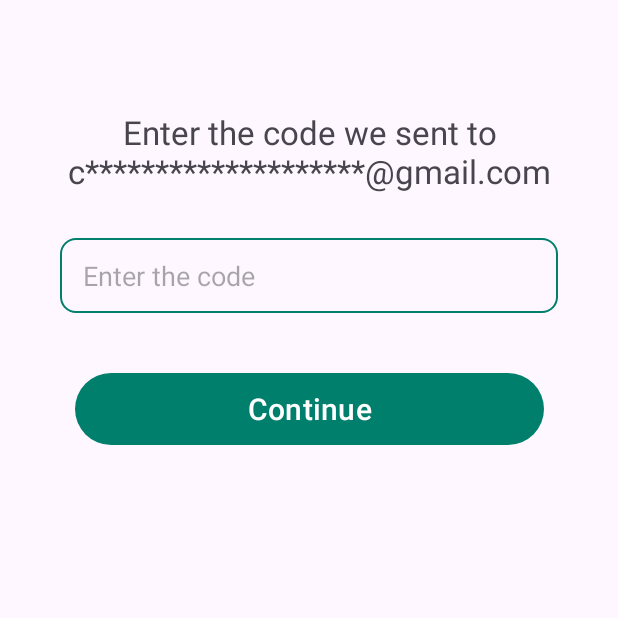
After one commit to Thu6Ngay13/MobileAndroid-Java-SocialMedia, an Android app: the VerifyOldAccountActivity screen opened directly, with no data from a screen before it, on a phone screen of 412 x 824 dp, the top half of it. The commit adds this screen. Run offline under Robolectric (Android 15) with nearby library versions, the phone set to English and light mode, and no system bars.

Commit message:
Create VerifyNewAccount and VerifyOldAccount

```diff
--- /dev/null
+++ b/app/src/main/java/HCMUTE/SocialMedia/Activities/VerifyOldAccountActivity.java
@@ -0,0 +1,16 @@
+package HCMUTE.SocialMedia.Activities;
+
+import androidx.appcompat.app.AppCompatActivity;
+
+import android.os.Bundle;
+
+import HCMUTE.SocialMedia.R;
+
+public class VerifyOldAccountActivity extends AppCompatActivity {
+
+    @Override
+    protected void onCreate(Bundle savedInstanceState) {
+        super.onCreate(savedInstanceState);
+        setContentView(R.layout.activity_verify_old_account);
+    }
+}
--- a/app/src/main/res/layout/activity_forget_account.xml
+++ b/app/src/main/res/layout/activity_forget_account.xml
@@ -50,7 +50,7 @@
         android:paddingLeft="15dp"/>
 
     <Button
-        android:id="@+id/btnRegister"
+        android:id="@+id/btnFindAccount"
         android:layout_width="match_parent"
         android:layout_height="48dp"
         android:layout_below="@+id/etEmail"
--- /dev/null
+++ b/app/src/main/res/layout/activity_verify_old_account.xml
@@ -0,0 +1,52 @@
+<?xml version="1.0" encoding="utf-8"?>
+<RelativeLayout xmlns:android="http://schemas.android.com/apk/res/android"
+    xmlns:app="http://schemas.android.com/apk/res-auto"
+    xmlns:tools="http://schemas.android.com/tools"
+    android:layout_width="match_parent"
+    android:layout_height="match_parent"
+    tools:context=".Activities.VerifyOldAccountActivity">
+
+    <TextView
+        android:id="@+id/tvNotify"
+        android:layout_width="363dp"
+        android:layout_height="wrap_content"
+        android:layout_alignParentStart="true"
+        android:layout_alignParentTop="true"
+        android:layout_alignParentEnd="true"
+        android:layout_marginStart="24dp"
+        android:layout_marginTop="73dp"
+        android:layout_marginEnd="24dp"
+        android:text="Enter the code we sent to c********************@gmail.com"
+        android:textAlignment="center"
+        android:textSize="22dp" />
+
+    <EditText
+        android:id="@+id/etCode"
+        android:layout_width="match_parent"
+        android:layout_height="50dp"
+        android:background="@drawable/custom_edittext"
+        android:layout_below="@+id/tvNotify"
+        android:layout_alignParentStart="true"
+        android:layout_alignParentEnd="true"
+        android:layout_marginStart="40dp"
+        android:layout_marginTop="30dp"
+        android:layout_marginEnd="40dp"
+        android:layout_marginBottom="20dp"
+        android:hint="Enter the code"
+        android:paddingLeft="15dp"/>
+
+    <Button
+        android:id="@+id/btnContinue"
+        android:layout_width="match_parent"
+        android:layout_height="wrap_content"
+        android:layout_below="@+id/etCode"
+        android:layout_alignParentStart="true"
+        android:layout_alignParentEnd="true"
+        android:layout_marginStart="50dp"
+        android:layout_marginTop="20dp"
+        android:layout_marginEnd="49dp"
+        android:background="@drawable/custom_button_selector_full"
+        android:text="Continue"
+        android:textSize="20dp"
+        app:backgroundTint="@null" />
+</RelativeLayout>
```
Also changed, not shown: app/src/main/AndroidManifest.xml (+7 -1 lines), app/src/main/java/HCMUTE/SocialMedia/Activities/VerifyNewAccountActivity.java (added, +16 -0 lines), app/src/main/res/layout/activity_verify_new_account.xml (added, +52 -0 lines).
